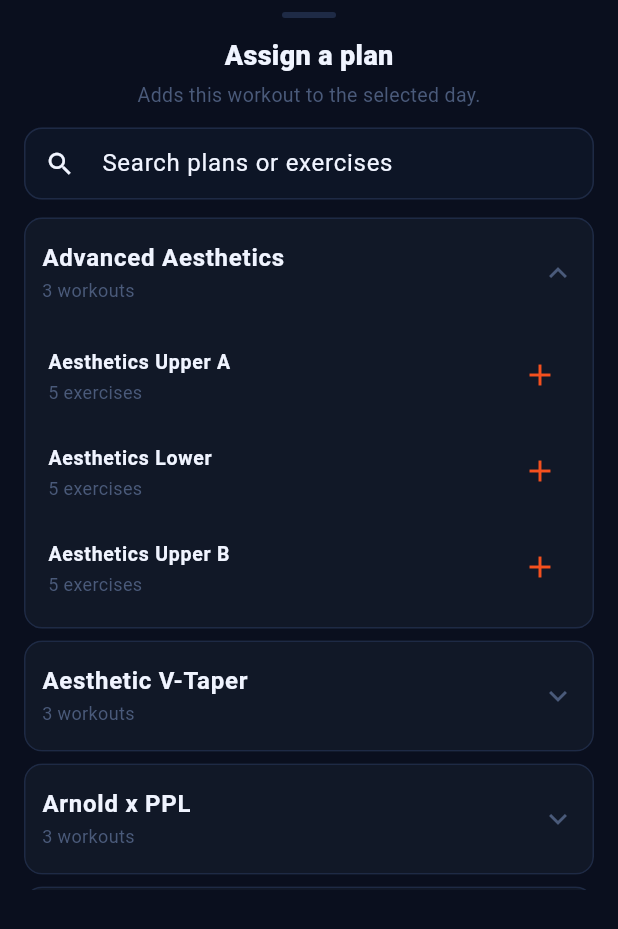
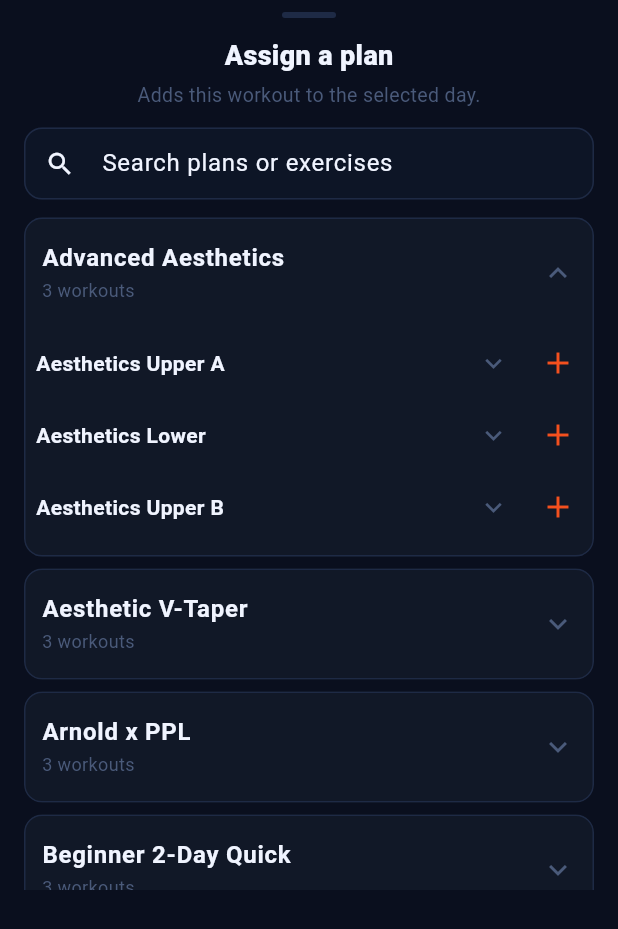
Before and after one commit to 4vpvjyx4wr-star/LiftBig, a Flutter app: the AssignPlanSheet widget shown alone on an empty page, opened directly with empty values, after a tap on an icon or button, on a phone screen of 412 x 824 dp. Shown: the top 929 px of the screen. Run offline on Flutter 3.47's test engine with Material 3 defaults, Android fonts, the phone set to English and light mode, and no system bars; our stand-ins replace cloud_firestore, drift, drift_flutter, file_picker, firebase_auth, firebase_core and 4 more; missing offline and left inert: health; accounts and stored records are empty; generated files the repository leaves out were written again; project files that could hold a hidden picture were left out.

Commit message:
Remember starred plans locally and let a plan day open to its lifts, and close the empty gap under the home weekday labels.
Keep the iPhone scheme installing Runner.app while the watch companion stays embedded in that app.

Co-authored-by: Cursor <cursoragent@cursor.com>

```diff
--- a/LiftBig/flutter/lib/journal/journal_repository.dart
+++ b/LiftBig/flutter/lib/journal/journal_repository.dart
@@ -1,3 +1,5 @@
+import 'dart:convert';
+
 import 'package:drift/drift.dart';
 
 import '../backup/backup_parser.dart';
@@ -54,6 +56,22 @@ abstract final class SettingKeys {
   static const machineStartSmithLb = 'machine_start_lb_smith';
   static const machineStartLegPressLb = 'machine_start_lb_leg_press';
   static const machineStartHackSquatLb = 'machine_start_lb_hack_squat';
+  static const favoritePlanIds = 'favorite_plan_ids';
+}
+
+/// Plan ids stored as a JSON string array. Blank or unreadable values are none.
+Set<String> favoritePlanIdsFromStored(String? raw) {
+  if (raw == null || raw.trim().isEmpty) return <String>{};
+  try {
+    final decoded = jsonDecode(raw);
+    if (decoded is! List) return <String>{};
+    return {
+      for (final item in decoded)
+        if (item is String && item.trim().isNotEmpty) item.trim(),
+    };
+  } catch (_) {
+    return <String>{};
+  }
 }
 
 String _machineStartingWeightKey(VariableMachineKind kind) {
@@ -951,6 +969,20 @@ class JournalRepository {
 
   Future<void> setPrescribeWarmupEnabled(bool enabled) {
     return _put(SettingKeys.prescribeWarmup, enabled ? 'true' : 'false');
+  }
+
+  /// Plans starred from the Plans tab. Local only, so they survive a restart.
+  Future<Set<String>> favoritePlanIds() async {
+    return favoritePlanIdsFromStored(await _get(SettingKeys.favoritePlanIds));
+  }
+
+  Future<void> saveFavoritePlanIds(Iterable<String> ids) {
+    final unique = <String>{
+      for (final id in ids)
+        if (id.trim().isNotEmpty) id.trim(),
+    };
+    final sorted = unique.toList()..sort();
+    return _put(SettingKeys.favoritePlanIds, jsonEncode(sorted));
   }
 
   /// Temporary tester unlock. Only the exact stored word `true` counts.
--- a/LiftBig/flutter/lib/ui/assign_plan_sheet.dart
+++ b/LiftBig/flutter/lib/ui/assign_plan_sheet.dart
@@ -4,6 +4,7 @@ import '../catalog/liftbig_catalog.dart';
 import '../journal/journal_repository.dart';
 import '../plans/custom_plans.dart';
 import '../theme.dart';
+import 'plan_workout_row.dart';
 
 /// A workout session chosen for one calendar day.
 class PlanAssignment {
@@ -42,6 +43,7 @@ class AssignPlanSheet extends StatefulWidget {
 class _AssignPlanSheetState extends State<AssignPlanSheet> {
   final _search = TextEditingController();
   List<PremadePlan>? _plans;
+  Set<String> _favoriteIds = const {};
   String? _error;
 
   @override
@@ -63,8 +65,10 @@ class _AssignPlanSheetState extends State<AssignPlanSheet> {
         journal: widget.journal,
         catalog: catalog,
       );
+      final favorites = await widget.journal.favoritePlanIds();
       if (!mounted) return;
       setState(() {
+        _favoriteIds = favorites;
         _plans = [
           ...catalog.plans,
           if (catalog.starterWorkouts.isNotEmpty)
@@ -192,11 +196,40 @@ class _AssignPlanSheetState extends State<AssignPlanSheet> {
         ),
       );
     }
+    final favorites = [
+      for (final plan in visible)
+        if (_favoriteIds.contains(plan.id)) plan,
+    ];
     return ListView(
       padding: const EdgeInsets.fromLTRB(16, 4, 16, 24),
       children: [
-        for (final plan in visible)
-          Padding(
+        if (favorites.isNotEmpty) ...[
+          const Padding(
+            padding: EdgeInsets.only(bottom: 8),
+            child: Text(
+              'Favorites',
+              style: TextStyle(
+                color: LiftBigColors.primary,
+                fontSize: 13,
+                fontWeight: FontWeight.w800,
+                letterSpacing: 0.6,
+              ),
+            ),
+          ),
+          for (final plan in favorites) _planCard(plan),
+          const Padding(
+            padding: EdgeInsets.only(top: 4, bottom: 12),
+            child: Divider(height: 1, color: LiftBigColors.border),
+          ),
+        ],
+        for (final plan in visible) _planCard(plan),
+      ],
+    );
+  }
+
+  Widget _planCard(PremadePlan plan) {
+    final favorited = _favoriteIds.contains(plan.id);
+    return Padding(
       padding: const EdgeInsets.only(bottom: 8),
       child: Material(
         color: LiftBigColors.card,
@@ -210,42 +243,46 @@ class _AssignPlanSheetState extends State<AssignPlanSheet> {
           childrenPadding: const EdgeInsets.only(bottom: 8),
           iconColor: LiftBigColors.muted,
           collapsedIconColor: LiftBigColors.muted,
-                title: Text(
+          title: Row(
+            children: [
+              if (favorited) ...[
+                const Icon(Icons.star, size: 16, color: LiftBigColors.primary),
+                const SizedBox(width: 6),
+              ],
+              Expanded(
+                child: Text(
                   plan.name,
                   style: const TextStyle(fontWeight: FontWeight.w700),
+                ),
+              ),
+            ],
           ),
           subtitle: Text(
             '${plan.workouts.length} ${plan.workouts.length == 1 ? 'workout' : 'workouts'}',
             style: const TextStyle(color: LiftBigColors.muted, fontSize: 12),
           ),
           children: [
-                  for (final workout in plan.workouts)
-                    ListTile(
-                      dense: true,
-                      title: Text(
-                        workout.name,
-                        style: const TextStyle(fontWeight: FontWeight.w600),
-                      ),
-                      subtitle: Text(
-                        '${workout.lifts.length} ${workout.lifts.length == 1 ? 'exercise' : 'exercises'}',
-                        style: const TextStyle(color: LiftBigColors.muted),
-                      ),
-                      trailing: const Icon(
-                        Icons.add,
-                        color: LiftBigColors.primary,
-                      ),
-                      onTap: () {
+            for (var i = 0; i < plan.workouts.length; i++)
+              PlanWorkoutRow(
+                key: ValueKey('${plan.id}:${plan.workouts[i].id}:$i'),
+                workout: plan.workouts[i],
+                trailing: IconButton(
+                  tooltip: 'Add to this day',
+                  onPressed: () {
                     Navigator.pop(
                       context,
-                          PlanAssignment(workout: workout, planName: plan.name),
+                      PlanAssignment(
+                        workout: plan.workouts[i],
+                        planName: plan.name,
+                      ),
                     );
                   },
+                  icon: const Icon(Icons.add, color: LiftBigColors.primary),
+                ),
               ),
           ],
         ),
       ),
-          ),
-      ],
     );
   }
 }
--- a/LiftBig/flutter/lib/ui/home_page.dart
+++ b/LiftBig/flutter/lib/ui/home_page.dart
@@ -267,11 +267,14 @@ class _HomePageState extends State<HomePage> {
                 ),
             ],
           ),
-          const SizedBox(height: 8),
+          const SizedBox(height: 2),
           GridView.count(
             crossAxisCount: 7,
             shrinkWrap: true,
             physics: const NeverScrollableScrollPhysics(),
+            // A nested grid with null padding copies the safe-area inset and
+            // opens a gap under the weekday labels.
+            padding: EdgeInsets.zero,
             children: [
               for (var i = 0; i < leading; i++) const SizedBox.shrink(),
               for (var day = 1; day <= daysInMonth; day++)
--- /dev/null
+++ b/LiftBig/flutter/lib/ui/plan_workout_row.dart
@@ -0,0 +1,105 @@
+import 'package:flutter/material.dart';
+
+import '../catalog/liftbig_catalog.dart';
+import '../theme.dart';
+
+/// One day inside a plan. Tapping the day name shows or hides its lifts.
+class PlanWorkoutRow extends StatefulWidget {
+  const PlanWorkoutRow({
+    super.key,
+    required this.workout,
+    this.trailing,
+  });
+
+  final CatalogWorkout workout;
+  final Widget? trailing;
+
+  @override
+  State<PlanWorkoutRow> createState() => _PlanWorkoutRowState();
+}
+
+class _PlanWorkoutRowState extends State<PlanWorkoutRow> {
+  var _open = false;
+
+  @override
+  Widget build(BuildContext context) {
+    final workout = widget.workout;
+    return Column(
+      crossAxisAlignment: CrossAxisAlignment.stretch,
+      children: [
+        Row(
+          crossAxisAlignment: CrossAxisAlignment.center,
+          children: [
+            Expanded(
+              child: Material(
+                color: Colors.transparent,
+                child: InkWell(
+                  onTap: () => setState(() => _open = !_open),
+                  borderRadius: BorderRadius.circular(8),
+                  child: Padding(
+                    padding: const EdgeInsets.symmetric(
+                      horizontal: 8,
+                      vertical: 10,
+                    ),
+                    child: Row(
+                      children: [
+                        Expanded(
+                          child: Text(
+                            workout.name,
+                            style: const TextStyle(fontWeight: FontWeight.w700),
+                          ),
+                        ),
+                        Icon(
+                          _open ? Icons.expand_less : Icons.expand_more,
+                          color: LiftBigColors.muted,
+                          size: 22,
+                        ),
+                      ],
+                    ),
+                  ),
+                ),
+              ),
+            ),
+            if (widget.trailing != null) widget.trailing!,
+          ],
+        ),
+        if (_open)
+          Padding(
+            padding: const EdgeInsets.fromLTRB(8, 0, 8, 8),
+            child: DecoratedBox(
+              decoration: BoxDecoration(
+                color: LiftBigColors.cardInner,
+                borderRadius: BorderRadius.circular(8),
+                border: Border.all(color: LiftBigColors.border),
+              ),
+              child: Padding(
+                padding: const EdgeInsets.symmetric(horizontal: 10, vertical: 8),
+                child: Column(
+                  crossAxisAlignment: CrossAxisAlignment.start,
+                  children: [
+                    if (workout.lifts.isEmpty)
+                      const Text(
+                        'No lifts in this day.',
+                        style: TextStyle(color: LiftBigColors.muted, fontSize: 13),
+                      )
+                    else
+                      for (final lift in workout.lifts)
+                        Padding(
+                          padding: const EdgeInsets.symmetric(vertical: 2),
+                          child: Text(
+                            '${lift.name} · ${lift.sets.length} sets',
+                            style: const TextStyle(
+                              color: LiftBigColors.muted,
+                              fontSize: 13,
+                            ),
+                          ),
+                        ),
+                  ],
+                ),
+              ),
+            ),
+          ),
+      ],
+    );
+  }
+}
```
Also changed, not shown: LiftBig/flutter/lib/ui/plans_page.dart (+77 -30 lines), 2 other files. Lines whose indentation alone changed are shown as unchanged.
